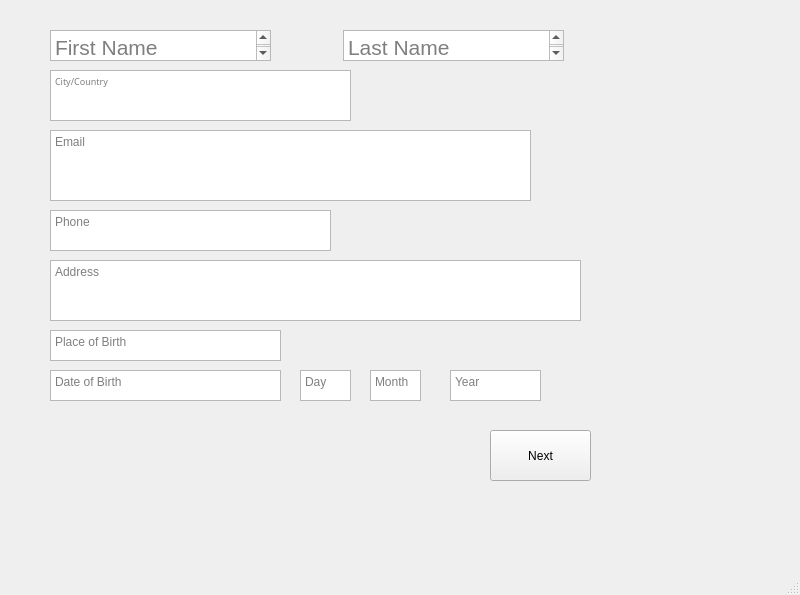
First picture: the form in form2.ui, repository nigkty123/ap-1399-finalproject, before the edit.
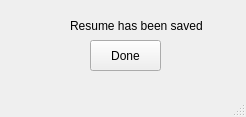
Second picture: the form after the edit.

```diff
--- a/form2.ui
+++ b/form2.ui
@@ -6,189 +6,41 @@
    <rect>
     <x>0</x>
     <y>0</y>
-    <width>800</width>
-    <height>595</height>
+    <width>246</width>
+    <height>117</height>
    </rect>
   </property>
   <property name="windowTitle">
    <string>MainWindow</string>
   </property>
   <widget class="QWidget" name="centralwidget">
-   <widget class="QPlainTextEdit" name="plainTextEdit">
+   <widget class="QLabel" name="label">
     <property name="geometry">
      <rect>
-      <x>50</x>
-      <y>130</y>
-      <width>481</width>
-      <height>71</height>
-     </rect>
-    </property>
-    <property name="font">
-     <font>
-      <pointsize>9</pointsize>
-     </font>
-    </property>
-    <property name="placeholderText">
-     <string>Email</string>
-    </property>
-   </widget>
-   <widget class="QTextEdit" name="LocationtextEdit">
-    <property name="geometry">
-     <rect>
-      <x>50</x>
-      <y>70</y>
-      <width>301</width>
-      <height>51</height>
-     </rect>
-    </property>
-    <property name="font">
-     <font>
-      <family>IRANSansWeb Light</family>
-      <pointsize>7</pointsize>
-     </font>
-    </property>
-    <property name="placeholderText">
-     <string>City/Country</string>
-    </property>
-   </widget>
-   <widget class="QTextEdit" name="FirstnameTextEdit">
-    <property name="geometry">
-     <rect>
-      <x>50</x>
-      <y>30</y>
-      <width>221</width>
+      <x>70</x>
+      <y>10</y>
+      <width>181</width>
       <height>31</height>
      </rect>
     </property>
-    <property name="font">
-     <font>
-      <pointsize>16</pointsize>
-     </font>
+    <property name="styleSheet">
+     <string notr="true">color: rgb(0, 0, 0);</string>
     </property>
-    <property name="placeholderText">
-     <string>First Name </string>
-    </property>
-   </widget>
-   <widget class="QTextEdit" name="LastnameTextEdit">
-    <property name="geometry">
-     <rect>
-      <x>343</x>
-      <y>30</y>
-      <width>221</width>
-      <height>31</height>
-     </rect>
-    </property>
-    <property name="font">
-     <font>
-      <pointsize>16</pointsize>
-     </font>
-    </property>
-    <property name="placeholderText">
-     <string>Last Name</string>
-    </property>
-   </widget>
-   <widget class="QTextEdit" name="textEdit_5">
-    <property name="geometry">
-     <rect>
-      <x>300</x>
-      <y>370</y>
-      <width>51</width>
-      <height>31</height>
-     </rect>
-    </property>
-    <property name="placeholderText">
-     <string>Day</string>
-    </property>
-   </widget>
-   <widget class="QTextEdit" name="textEdit">
-    <property name="geometry">
-     <rect>
-      <x>50</x>
-      <y>210</y>
-      <width>281</width>
-      <height>41</height>
-     </rect>
-    </property>
-    <property name="placeholderText">
-     <string>Phone</string>
-    </property>
-   </widget>
-   <widget class="QTextEdit" name="textEdit_4">
-    <property name="geometry">
-     <rect>
-      <x>50</x>
-      <y>370</y>
-      <width>231</width>
-      <height>31</height>
-     </rect>
-    </property>
-    <property name="placeholderText">
-     <string>Date of Birth</string>
-    </property>
-   </widget>
-   <widget class="QTextEdit" name="textEdit_3">
-    <property name="geometry">
-     <rect>
-      <x>50</x>
-      <y>330</y>
-      <width>231</width>
-      <height>31</height>
-     </rect>
-    </property>
-    <property name="placeholderText">
-     <string>Place of Birth</string>
-    </property>
-   </widget>
-   <widget class="QTextEdit" name="textEdit_6">
-    <property name="geometry">
-     <rect>
-      <x>370</x>
-      <y>370</y>
-      <width>51</width>
-      <height>31</height>
-     </rect>
-    </property>
-    <property name="placeholderText">
-     <string>Month</string>
-    </property>
-   </widget>
-   <widget class="QTextEdit" name="textEdit_2">
-    <property name="geometry">
-     <rect>
-      <x>50</x>
-      <y>260</y>
-      <width>531</width>
-      <height>61</height>
-     </rect>
-    </property>
-    <property name="placeholderText">
-     <string>Address</string>
-    </property>
-   </widget>
-   <widget class="QPushButton" name="NextButton">
-    <property name="geometry">
-     <rect>
-      <x>490</x>
-      <y>430</y>
-      <width>101</width>
-      <height>51</height>
-     </rect>
-    </property>
     <property name="text">
-     <string>Next</string>
+     <string>Resume has been saved</string>
     </property>
    </widget>
-   <widget class="QTextEdit" name="textEdit_7">
+   <widget class="QPushButton" name="DoneButton">
     <property name="geometry">
      <rect>
-      <x>450</x>
-      <y>370</y>
-      <width>91</width>
+      <x>90</x>
+      <y>40</y>
+      <width>71</width>
       <height>31</height>
      </rect>
     </property>
-    <property name="placeholderText">
-     <string>Year</string>
+    <property name="text">
+     <string>Done</string>
     </property>
    </widget>
   </widget>
```
Left out of the diff: 2 changed lines with no effect on the pictures.
